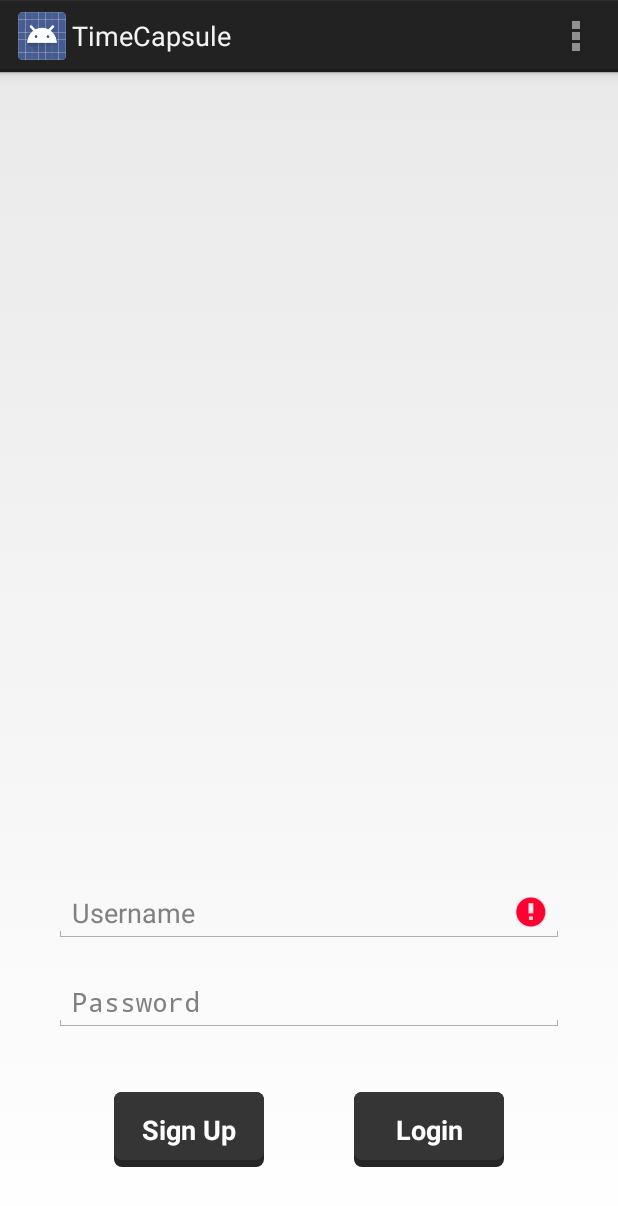
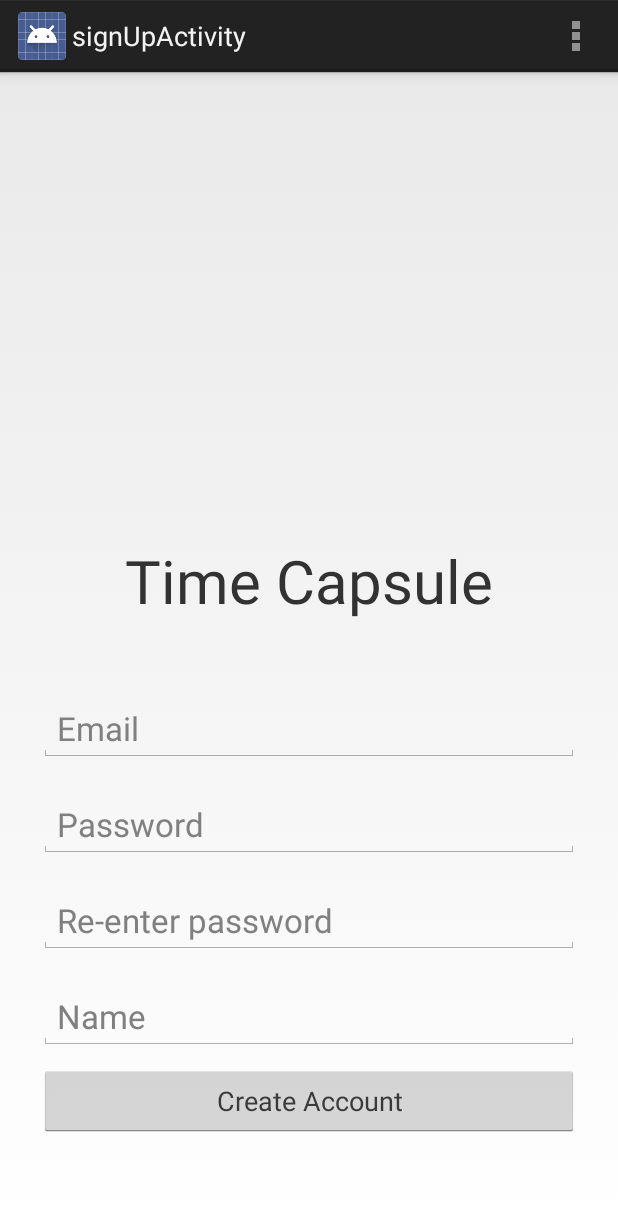
Before and after one commit to tomasro27/TimeCapsule, an Android app: the screen it shows after launch (LoginActivity before the commit, SignUpActivity after it), after a tap on "Sign Up", on a phone screen of 412 x 824 dp. Shown: the top 1206 px of the screen. Run offline under Robolectric (Android 15) with nearby library versions, the phone set to English and light mode, and no system bars; 1 statement that could not run was skipped; 1 other tap on this screen came first.

Commit message:
added SignUp Activity view without logic

```diff
--- a/app/build.gradle
+++ b/app/build.gradle
@@ -26,4 +26,5 @@ dependencies {
     compile files('libs/gson-2.2.4.jar')
     compile files('libs/Parse-1.7.1.jar')
     compile files('libs/bolts-android-1.1.3.jar')
+    compile 'de.hdodenhof:circleimageview:1.2.1'
 }
--- a/app/src/main/java/com/rodrigueztomas/timecapsule/LoginActivity.java
+++ b/app/src/main/java/com/rodrigueztomas/timecapsule/LoginActivity.java
@@ -1,10 +1,13 @@
 package com.rodrigueztomas.timecapsule;
 
 import android.app.Activity;
+import android.app.FragmentManager;
 import android.content.Intent;
 import android.os.Bundle;
-import android.support.v4.app.Fragment;
-import android.support.v4.app.FragmentTransaction;
+//import android.support.v4.app.Fragment;
+
+//import android.support.v4.app.FragmentTransaction;
+import android.app.FragmentTransaction;
 import android.util.Log;
 import android.view.Menu;
 import android.view.MenuItem;
@@ -12,6 +15,7 @@ import android.view.View;
 import android.widget.Button;
 import android.widget.EditText;
 import android.widget.Toast;
+import android.app.Fragment;
 
 import com.parse.LogInCallback;
 import com.parse.Parse;
@@ -80,41 +84,46 @@ public class LoginActivity extends Activity {
         signUp.setOnClickListener(new View.OnClickListener() {
             @Override
             public void onClick(View v) {
-                LoginActivity.user = new ParseUser();
-                if(et_username.getText().toString().length() < 6)
-                {
-                    Toast.makeText(getApplicationContext(), "Username must be at least 6 characters.", Toast.LENGTH_LONG).show();
-                }
-                else if(et_password.getText().toString().length() < 6)
-                {
-                    Toast.makeText(getApplicationContext(), "Password must be at least 6 characters.", Toast.LENGTH_LONG).show();
 
-                }
-                else
-                {
-                    LoginActivity.user.setUsername(et_username.getText().toString());
-                    LoginActivity.user.setPassword(et_password.getText().toString());
+                Log.d("signUp", "on click Sign up");
+                Intent i = new Intent(getApplicationContext(), SignUpActivity.class);
+                startActivity(i);
 
-
-
-
-                    LoginActivity.user.signUpInBackground(new SignUpCallback() {
-
-                        @Override
-                        public void done(com.parse.ParseException e) {
-                            if (e == null) {
-
-                                Intent i = new Intent(getApplicationContext(), MainActivity.class);
-                                startActivity(i);
-
-                            } else {
-                                Toast.makeText(getApplicationContext(), "User Already Exists.", Toast.LENGTH_LONG).show();
-                                // Sign up didn't succeed. Look at the ParseException
-                                // to figure out what went wrong
-                            }
-                        }
-                    });
-                }
+//                LoginActivity.user = new ParseUser();
+//                if(et_username.getText().toString().length() < 6)
+//                {
+//                    Toast.makeText(getApplicationContext(), "Username must be at least 6 characters.", Toast.LENGTH_LONG).show();
+//                }
+//                else if(et_password.getText().toString().length() < 6)
+//                {
+//                    Toast.makeText(getApplicationContext(), "Password must be at least 6 characters.", Toast.LENGTH_LONG).show();
+//
+//                }
+//                else
+//                {
+//                    LoginActivity.user.setUsername(et_username.getText().toString());
+//                    LoginActivity.user.setPassword(et_password.getText().toString());
+//
+//
+//
+//
+//                    LoginActivity.user.signUpInBackground(new SignUpCallback() {
+//
+//                        @Override
+//                        public void done(com.parse.ParseException e) {
+//                            if (e == null) {
+//
+//                                Intent i = new Intent(getApplicationContext(), MainActivity.class);
+//                                startActivity(i);
+//
+//                            } else {
+//                                Toast.makeText(getApplicationContext(), "User Already Exists.", Toast.LENGTH_LONG).show();
+//                                // Sign up didn't succeed. Look at the ParseException
+//                                // to figure out what went wrong
+//                            }
+//                        }
+//                    });
+//                }
 
             }
 
--- /dev/null
+++ b/app/src/main/java/com/rodrigueztomas/timecapsule/SignUpActivity.java
@@ -0,0 +1,36 @@
+package com.rodrigueztomas.timecapsule;
+
+import android.app.Activity;
+import android.os.Bundle;
+import android.view.Menu;
+import android.view.MenuItem;
+
+
+public class SignUpActivity extends Activity {
+
+    @Override
+    protected void onCreate(Bundle savedInstanceState) {
+        super.onCreate(savedInstanceState);
+        setContentView(R.layout.activity_sign_up);
+    }
+
+
+    @Override
+    public boolean onCreateOptionsMenu(Menu menu) {
+        // Inflate the menu; this adds items to the action bar if it is present.
+        getMenuInflater().inflate(R.menu.sign_up, menu);
+        return true;
+    }
+
+    @Override
+    public boolean onOptionsItemSelected(MenuItem item) {
+        // Handle action bar item clicks here. The action bar will
+        // automatically handle clicks on the Home/Up button, so long
+        // as you specify a parent activity in AndroidManifest.xml.
+        int id = item.getItemId();
+        if (id == R.id.action_settings) {
+            return true;
+        }
+        return super.onOptionsItemSelected(item);
+    }
+}
--- a/app/src/main/res/layout/activity_login.xml
+++ b/app/src/main/res/layout/activity_login.xml
@@ -7,6 +7,11 @@
     android:paddingTop="@dimen/activity_vertical_margin"
     android:paddingBottom="@dimen/activity_vertical_margin"
     tools:context="com.rodrigueztomas.timecapsule.LoginActivity">
+
+    <FrameLayout
+        android:id="@+id/signUpFrame"
+        android:layout_width="match_parent"
+        android:layout_height="match_parent"/>
 
     <EditText
         android:layout_width="match_parent"
--- /dev/null
+++ b/app/src/main/res/layout/activity_sign_up.xml
@@ -0,0 +1,72 @@
+<RelativeLayout xmlns:android="http://schemas.android.com/apk/res/android"
+    xmlns:tools="http://schemas.android.com/tools"
+    android:layout_width="match_parent"
+    android:layout_height="match_parent"
+    android:paddingLeft="@dimen/activity_horizontal_margin"
+    android:paddingRight="@dimen/activity_horizontal_margin"
+    android:paddingTop="@dimen/activity_vertical_margin"
+    android:paddingBottom="@dimen/activity_vertical_margin"
+    tools:context="com.rodrigueztomas.timecapsule.SignUpActivity">
+
+    <TextView
+        android:id="@+id/signUpTitle"
+        android:text="Time Capsule"
+        android:layout_width="wrap_content"
+        android:layout_height="wrap_content"
+        android:layout_centerHorizontal="true"
+        android:layout_above="@+id/email"
+        android:textSize="40sp"
+        android:layout_marginBottom="40dp"
+        />
+
+    <EditText
+        android:id="@+id/email"
+        android:layout_width="match_parent"
+        android:layout_height="wrap_content"
+        android:layout_above="@+id/password"
+        android:layout_margin="10dp"
+        android:hint="Email"
+        android:textSize="22sp"/>
+
+    <EditText
+        android:id="@+id/password"
+        android:layout_width="match_parent"
+        android:layout_height="wrap_content"
+        android:layout_above="@+id/reenterPassword"
+        android:layout_margin="10dp"
+        android:hint="Password"
+        android:textSize="22sp"/>
+
+    <EditText
+        android:id="@+id/reenterPassword"
+        android:layout_width="match_parent"
+        android:layout_height="wrap_content"
+        android:layout_above="@+id/name"
+        android:layout_margin="10dp"
+        android:hint="Re-enter password"
+        android:textSize="22sp"/>
+
+    <EditText
+        android:id="@+id/name"
+        android:layout_width="match_parent"
+        android:layout_height="wrap_content"
+        android:layout_margin="10dp"
+        android:hint="Name"
+        android:textSize="22sp"
+        android:layout_above="@+id/createAccount"
+        />
+
+    <Button
+        android:id="@+id/createAccount"
+        android:layout_width="match_parent"
+        android:layout_height="wrap_content"
+        android:layout_alignParentBottom="true"
+        android:layout_marginLeft="10dp"
+        android:layout_marginRight="10dp"
+        android:layout_marginBottom="50dp"
+        android:text="Create Account"
+        android:textColor="#ff3a3a3a"/>
+
+
+
+</RelativeLayout>
--- /dev/null
+++ b/app/src/main/res/menu/sign_up.xml
@@ -0,0 +1,8 @@
+<menu xmlns:android="http://schemas.android.com/apk/res/android"
+    xmlns:tools="http://schemas.android.com/tools"
+    tools:context="com.rodrigueztomas.timecapsule.SignUpActivity" >
+    <item android:id="@+id/action_settings"
+        android:title="@string/action_settings"
+        android:orderInCategory="100"
+        android:showAsAction="never" />
+</menu>
--- a/app/src/main/res/values/strings.xml
+++ b/app/src/main/res/values/strings.xml
@@ -7,5 +7,6 @@
     <string name="hello_blank_fragment">Hello blank fragment</string>
     <string name="title_activity_main_activity1">MainActivity1</string>
     <string name="title_activity_main_activity2">MainActivity2</string>
+    <string name="title_activity_sign_up">signUpActivity</string>
 
 </resources>
```
Also changed, not shown: app/src/main/AndroidManifest.xml (+10 -2 lines), app/src/main/java/com/rodrigueztomas/timecapsule/MainActivity.java (+2 -9 lines), app/src/main/java/com/rodrigueztomas/timecapsule/ProfileFragment.java (added, +49 -0 lines), app/src/main/java/com/rodrigueztomas/timecapsule/ThatFragment.java (deleted, +0 -33 lines), app/src/main/res/layout/fragment_profile.xml (added, +40 -0 lines), app/src/main/res/layout/fragment_that.xml (deleted, +0 -12 lines), app/src/main/res/drawable/default_profile_picture.png (added), 3 other files.
